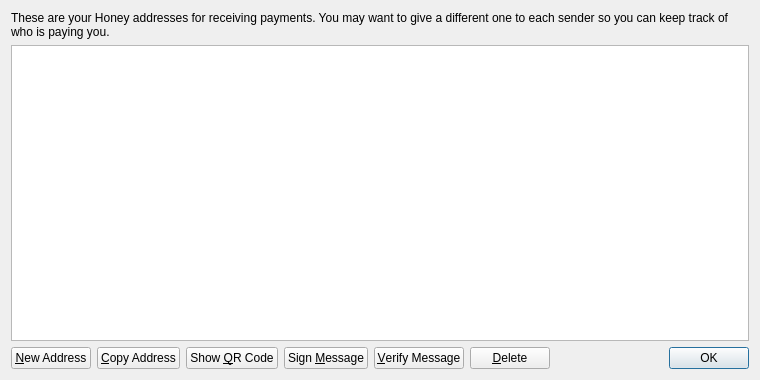
Qt form src/qt/forms/addressbookpage.ui (cryptofun/honey) before a commit.
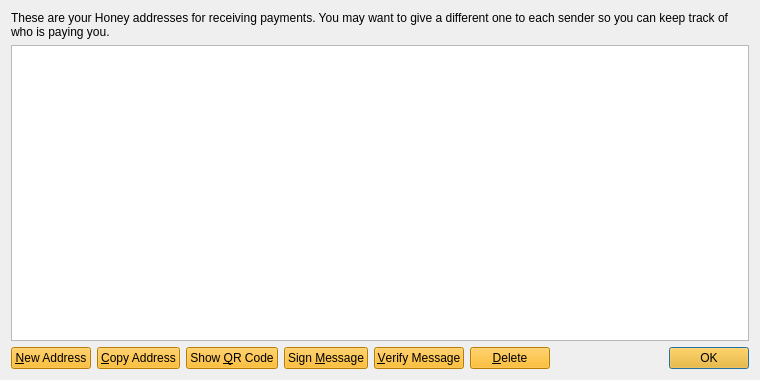
The same form after that commit.

```diff
--- a/src/qt/forms/addressbookpage.ui
+++ b/src/qt/forms/addressbookpage.ui
@@ -59,6 +59,9 @@
        <property name="toolTip">
         <string>Create a new address</string>
        </property>
+       <property name="styleSheet">
+        <string notr="true">background-color: rgb(255, 175, 0);</string>
+       </property>
        <property name="text">
         <string>&amp;New Address</string>
        </property>
@@ -69,6 +72,9 @@
        <property name="toolTip">
         <string>Copy the currently selected address to the system clipboard</string>
        </property>
+       <property name="styleSheet">
+        <string notr="true">background-color: rgb(255, 175, 0);</string>
+       </property>
        <property name="text">
         <string>&amp;Copy Address</string>
        </property>
@@ -76,6 +82,9 @@
      </item>
      <item>
       <widget class="QPushButton" name="showQRCode">
+       <property name="styleSheet">
+        <string notr="true">background-color: rgb(255, 175, 0);</string>
+       </property>
        <property name="text">
         <string>Show &amp;QR Code</string>
        </property>
@@ -86,6 +95,9 @@
        <property name="toolTip">
         <string>Sign a message to prove you own a Honey address</string>
        </property>
+       <property name="styleSheet">
+        <string notr="true">background-color: rgb(255, 175, 0);</string>
+       </property>
        <property name="text">
         <string>Sign &amp;Message</string>
        </property>
@@ -96,6 +108,9 @@
        <property name="toolTip">
         <string>Verify a message to ensure it was signed with a specified Honey address</string>
        </property>
+       <property name="styleSheet">
+        <string notr="true">background-color: rgb(255, 175, 0);</string>
+       </property>
        <property name="text">
         <string>&amp;Verify Message</string>
        </property>
@@ -106,6 +121,9 @@
        <property name="toolTip">
         <string>Delete the currently selected address from the list</string>
        </property>
+       <property name="styleSheet">
+        <string notr="true">background-color: rgb(255, 175, 0);</string>
+       </property>
        <property name="text">
         <string>&amp;Delete</string>
        </property>
@@ -132,6 +150,9 @@
          <verstretch>0</verstretch>
         </sizepolicy>
        </property>
+       <property name="styleSheet">
+        <string notr="true">background-color: rgb(255, 175, 0);</string>
+       </property>
        <property name="standardButtons">
         <set>QDialogButtonBox::Ok</set>
        </property>
```
Left out of the diff: 4 changed lines with no effect on the pictures.
